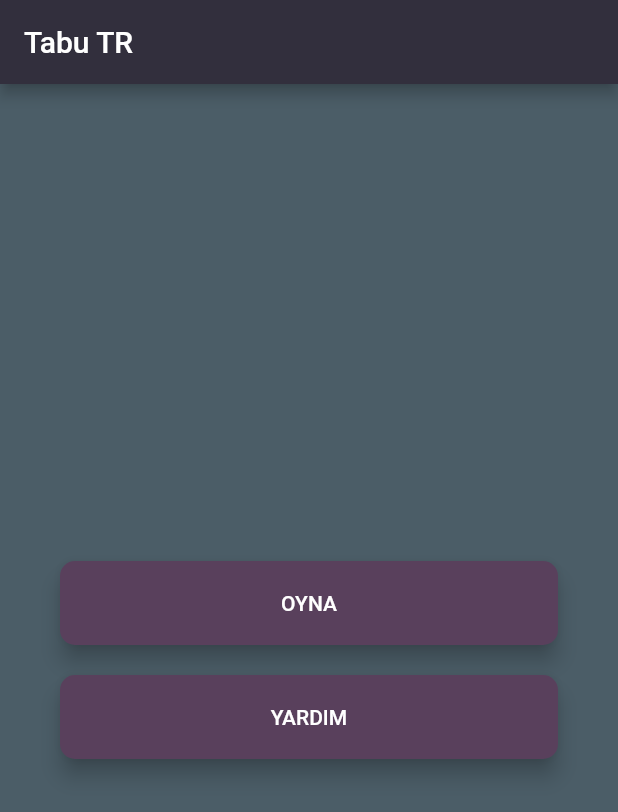
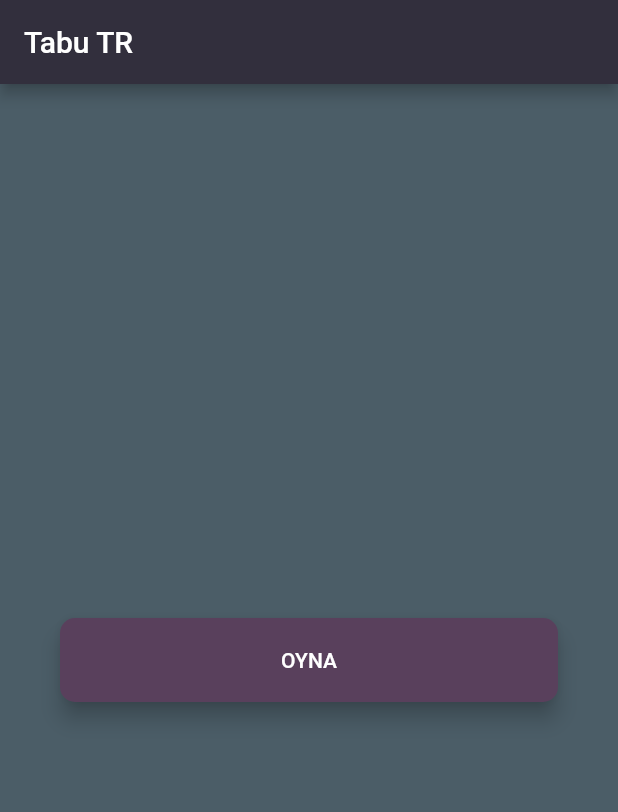
Before and after one commit to acsahin/tabuu_app, a Flutter app: the screen it shows after launch, on a phone screen of 412 x 824 dp. Shown: the top 812 px of the screen. Run offline on Flutter 3.47's test engine with Material 2 defaults, Android fonts, the phone set to English and light mode, and no system bars; missing offline and left inert: firebase_admob; accounts and stored records are empty.

Commit message:
Update main_screen.dart

```diff
--- a/lib/screens/main_screen.dart
+++ b/lib/screens/main_screen.dart
@@ -33,10 +33,6 @@ class MainScreen extends StatelessWidget {
                 );
               },
               title: 'OYNA',
-            ),
-            MainScreenButton(
-              onTap: () {},
-              title: 'YARDIM',
             ),
           ],
         ),
```
